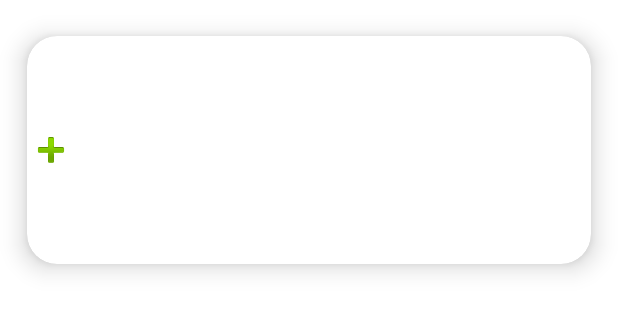
After one commit to Pota89/E-Mon, an Android app: the layout list_item_device_movement.xml on its own in the app's theme, with its tools: preview values and no code run, on a phone screen of 412 x 824 dp. The commit adds this screen. Shown: the top 312 px of the screen. Run offline under Robolectric (Android 15) with nearby library versions, the phone set to English and light mode, and no system bars.

Commit message:
Added layouts and holders for different devices

```diff
--- a/app/src/main/res/layout/fragment_room.xml
+++ b/app/src/main/res/layout/fragment_room.xml
@@ -10,4 +10,4 @@ android:layout_marginLeft="16dp"
 android:layout_marginRight="16dp"
 app:layoutManager="LinearLayoutManager"
 tools:context=".ui.room.RoomFragment"
-tools:listitem="@layout/list_item_device" />
+tools:listitem="@layout/list_item_device_unknown" />
--- /dev/null
+++ b/app/src/main/res/layout/list_item_device_movement.xml
@@ -0,0 +1,30 @@
+<?xml version="1.0" encoding="utf-8"?>
+<androidx.cardview.widget.CardView
+    xmlns:android="http://schemas.android.com/apk/res/android"
+    xmlns:card_view="http://schemas.android.com/apk/res-auto"
+    android:id="@+id/card_view_device"
+    android:layout_width="match_parent"
+    android:layout_height="200dp"
+    card_view:cardElevation="10dp"
+    card_view:cardCornerRadius="20dp"
+    card_view:cardBackgroundColor="@color/white"
+    card_view:cardMaxElevation="12dp"
+    card_view:cardPreventCornerOverlap="true"
+    card_view:cardUseCompatPadding="true"    >
+
+    <ImageView
+        android:id="@+id/imageView2"
+        android:layout_width="wrap_content"
+        android:layout_height="match_parent"
+        card_view:srcCompat="@android:drawable/ic_input_add" />
+
+    <TextView
+        android:id="@+id/device_name"
+        android:layout_width="wrap_content"
+        android:layout_height="wrap_content"
+        android:layout_gravity="center"
+        android:layout_marginTop="20dp"
+        android:layout_marginBottom="20dp"
+        android:textSize="40sp"
+        android:textStyle="bold" />
+</androidx.cardview.widget.CardView>
```
Also changed, not shown: app/src/main/java/angelini/domotica/ui/room/DeviceAdapter.kt (+20 -13 lines), app/src/main/java/angelini/domotica/ui/room/holders/DeviceLampViewHolder.kt (renamed from app/src/main/java/angelini/domotica/ui/room/DeviceViewHolder.kt, +4 -10 lines), app/src/main/java/angelini/domotica/ui/room/holders/DeviceMovementViewHolder.kt (added, +30 -0 lines), app/src/main/java/angelini/domotica/ui/room/holders/DeviceTemperatureViewHolder.kt (added, +28 -0 lines), app/src/main/java/angelini/domotica/ui/room/holders/DeviceUnknownViewHolder.kt (added, +12 -0 lines), app/src/main/res/layout/list_item_device_unknown.xml (renamed from app/src/main/res/layout/list_item_device.xml).
